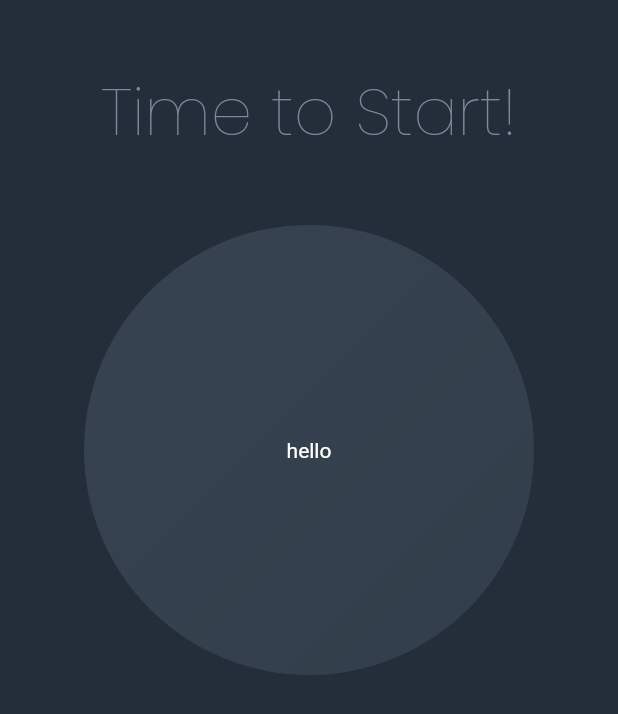
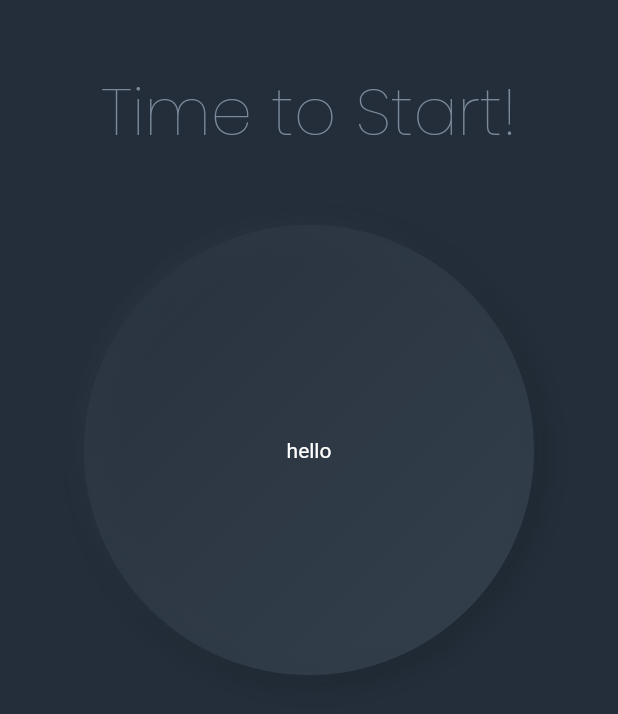
Before and after one commit to AbhinavRobinson/flutter-timer, a Flutter app: the screen it shows after launch, on a phone screen of 412 x 824 dp. Shown: the top 714 px of the screen. Run offline on Flutter 3.47's test engine with Material 2 defaults, Android fonts, the phone set to English and light mode, and no system bars; our stand-ins replace google_fonts; statements that could not run were skipped.

Commit message:
(feat): clock soft

```diff
--- a/lib/widgets/clock.dart
+++ b/lib/widgets/clock.dart
@@ -16,13 +16,32 @@ class _ClockState extends State<Clock> {
         width: 300.0,
         decoration: BoxDecoration(
           gradient: LinearGradient(
-            begin: Alignment.topLeft,
-            end: Alignment.bottomRight,
-            colors: [
-              Color.fromRGBO(56, 67, 81, 1),
-              Color.fromRGBO(56, 67, 81, 0.75)
-            ],
-          ),
+              begin: Alignment.topLeft,
+              end: Alignment.bottomRight,
+              colors: [
+                Color.fromARGB(25, 56, 67, 81),
+                Color.fromARGB(75, 56, 67, 81),
+                Color.fromARGB(200, 56, 67, 81),
+                Color.fromARGB(255, 56, 67, 81),
+              ],
+              stops: [
+                0.1,
+                0.2,
+                0.9,
+                1,
+              ]),
+          boxShadow: [
+            BoxShadow(
+              color: Color.fromRGBO(0, 0, 0, 0.2),
+              blurRadius: 20.0,
+              offset: Offset(4.0, 4.0),
+            ),
+            BoxShadow(
+              color: Color.fromRGBO(56, 67, 81, 0.3),
+              blurRadius: 10.0,
+              offset: Offset(-4.0, -4.0),
+            ),
+          ],
           borderRadius: BorderRadius.circular(300.0),
         ),
         child: Center(
```
